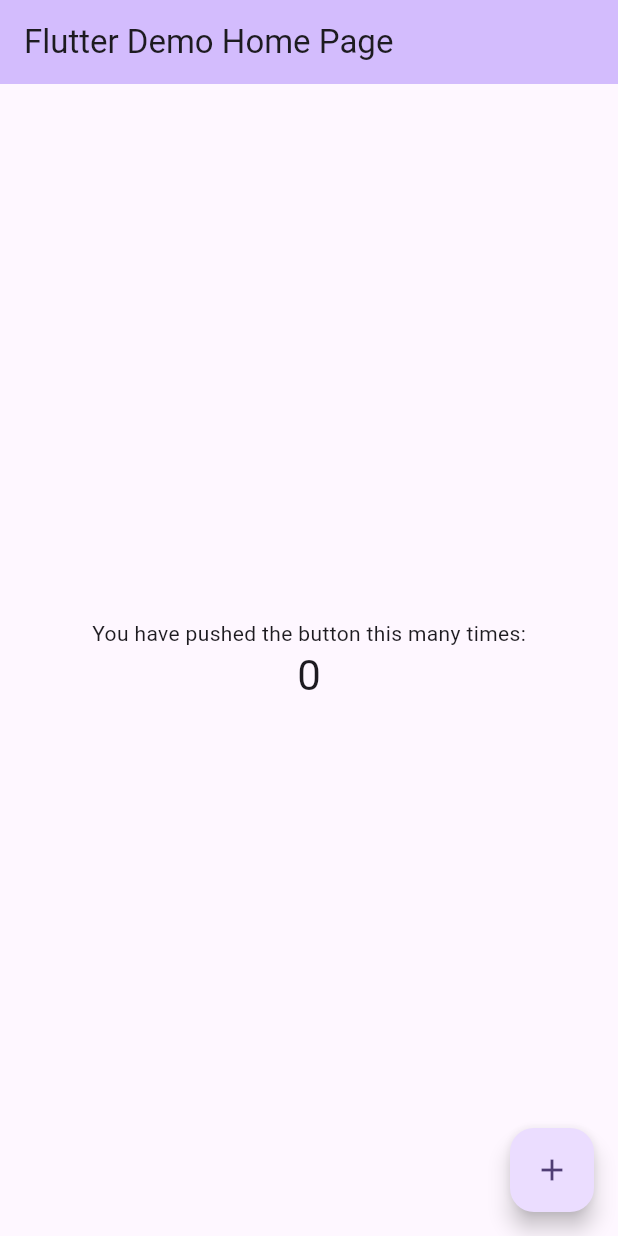
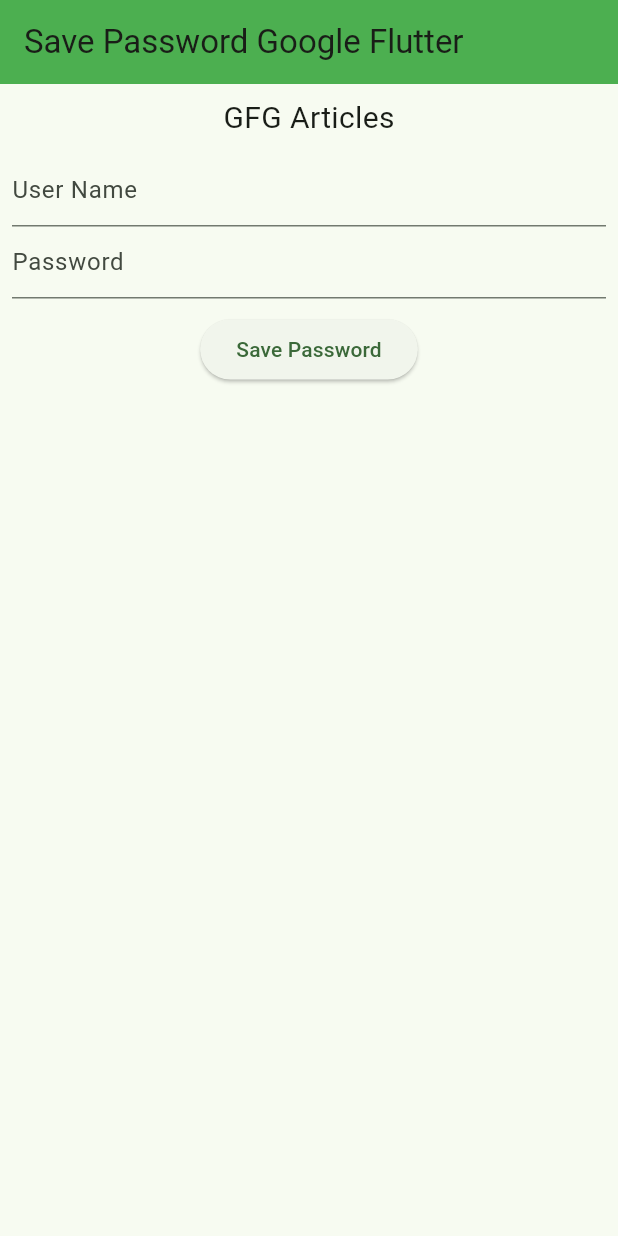
Before and after one commit to flutterwings304/save_password_on_google_flutter_template, a Flutter app: the screen it shows after launch, on a phone screen of 412 x 824 dp. Run offline on Flutter 3.47's test engine with Material 2 defaults, Android fonts, the phone set to English and light mode, and no system bars.

Commit message:
Code Updated for Save Password on Google

```diff
--- a/lib/main.dart
+++ b/lib/main.dart
@@ -1,4 +1,5 @@
 import 'package:flutter/material.dart';
+import 'package:flutter/services.dart';
 
 void main() {
   runApp(const MyApp());
@@ -7,119 +8,66 @@
 class MyApp extends StatelessWidget {
   const MyApp({super.key});
 
-  // This widget is the root of your application.
   @override
   Widget build(BuildContext context) {
     return MaterialApp(
-      title: 'Flutter Demo',
+      title: 'Save Password Google Flutter Template',
       theme: ThemeData(
-        // This is the theme of your application.
-        //
-        // TRY THIS: Try running your application with "flutter run". You'll see
-        // the application has a blue toolbar. Then, without quitting the app,
-        // try changing the seedColor in the colorScheme below to Colors.green
-        // and then invoke "hot reload" (save your changes or press the "hot
-        // reload" button in a Flutter-supported IDE, or press "r" if you used
-        // the command line to start the app).
-        //
-        // Notice that the counter didn't reset back to zero; the application
-        // state is not lost during the reload. To reset the state, use hot
-        // restart instead.
-        //
-        // This works for code too, not just values: Most code changes can be
-        // tested with just a hot reload.
-        colorScheme: ColorScheme.fromSeed(seedColor: Colors.deepPurple),
+
+        colorScheme: ColorScheme.fromSeed(seedColor: Colors.green),
         useMaterial3: true,
       ),
-      home: const MyHomePage(title: 'Flutter Demo Home Page'),
+      home: const MyWidget(),
     );
   }
 }
 
-class MyHomePage extends StatefulWidget {
-  const MyHomePage({super.key, required this.title});
-
-  // This widget is the home page of your application. It is stateful, meaning
-  // that it has a State object (defined below) that contains fields that affect
-  // how it looks.
-
-  // This class is the configuration for the state. It holds the values (in this
-  // case the title) provided by the parent (in this case the App widget) and
-  // used by the build method of the State. Fields in a Widget subclass are
-  // always marked "final".
-
-  final String title;
+class MyWidget extends StatefulWidget {
+  const MyWidget({super.key});
 
   @override
-  State<MyHomePage> createState() => _MyHomePageState();
+  State<MyWidget> createState() => _MyWidgetState();
 }
 
-class _MyHomePageState extends State<MyHomePage> {
-  int _counter = 0;
-
-  void _incrementCounter() {
-    setState(() {
-      // This call to setState tells the Flutter framework that something has
-      // changed in this State, which causes it to rerun the build method below
-      // so that the display can reflect the updated values. If we changed
-      // _counter without calling setState(), then the build method would not be
-      // called again, and so nothing would appear to happen.
-      _counter++;
-    });
-  }
-
+class _MyWidgetState extends State<MyWidget> {
   @override
   Widget build(BuildContext context) {
-    // This method is rerun every time setState is called, for instance as done
-    // by the _incrementCounter method above.
-    //
-    // The Flutter framework has been optimized to make rerunning build methods
-    // fast, so that you can just rebuild anything that needs updating rather
-    // than having to individually change instances of widgets.
-    return Scaffold(
+    return  Scaffold(
       appBar: AppBar(
-        // TRY THIS: Try changing the color here to a specific color (to
-        // Colors.amber, perhaps?) and trigger a hot reload to see the AppBar
-        // change color while the other colors stay the same.
-        backgroundColor: Theme.of(context).colorScheme.inversePrimary,
-        // Here we take the value from the MyHomePage object that was created by
-        // the App.build method, and use it to set our appbar title.
-        title: Text(widget.title),
-      ),
-      body: Center(
-        // Center is a layout widget. It takes a single child and positions it
-        // in the middle of the parent.
+        backgroundColor: Colors.green,
+        title:const Text("Save Password Google Flutter"),),
+      body:
+    Padding(
+      padding: const EdgeInsets.all(8.0),
+      child: SingleChildScrollView(
         child: Column(
-          // Column is also a layout widget. It takes a list of children and
-          // arranges them vertically. By default, it sizes itself to fit its
-          // children horizontally, and tries to be as tall as its parent.
-          //
-          // Column has various properties to control how it sizes itself and
-          // how it positions its children. Here we use mainAxisAlignment to
-          // center the children vertically; the main axis here is the vertical
-          // axis because Columns are vertical (the cross axis would be
-          // horizontal).
-          //
-          // TRY THIS: Invoke "debug painting" (choose the "Toggle Debug Paint"
-          // action in the IDE, or press "p" in the console), to see the
-          // wireframe for each widget.
           mainAxisAlignment: MainAxisAlignment.center,
-          children: <Widget>[
-            const Text(
-              'You have pushed the button this many times:',
+          crossAxisAlignment: CrossAxisAlignment.center,
+          children: [
+        const    Text("GFG Articles",style: TextStyle(fontSize: 20),),  const SizedBox(height: 10,),
+           TextFormField(
+            decoration: const InputDecoration(hintText: "User Name"),
+              autofillHints: const [ AutofillHints.newUsername,
+
+              AutofillHints.username,    AutofillHints.email,
+              ],
+    // Autofill Hints where you want to store the data of this textfiled
+    // I am considering  this as username,email
+            ),  TextFormField(
+                      decoration: const InputDecoration(hintText: "Password"),
+              autofillHints:const [AutofillHints.password],
+    // Autofill Hints where you want to store the data of this textfiled
+    // I am considering  this as password
             ),
-            Text(
-              '$_counter',
-              style: Theme.of(context).textTheme.headlineMedium,
-            ),
+           const SizedBox(height: 10,),
+            ElevatedButton(onPressed: (){
+               TextInput.finishAutofillContext();
+           // To store all the autofills in googles according to autofill selected
+
+            }, child:const Text("Save Password"))
           ],
         ),
       ),
-      floatingActionButton: FloatingActionButton(
-        onPressed: _incrementCounter,
-        tooltip: 'Increment',
-        child: const Icon(Icons.add),
-      ), // This trailing comma makes auto-formatting nicer for build methods.
-    );
+    ),);
   }
 }
```
